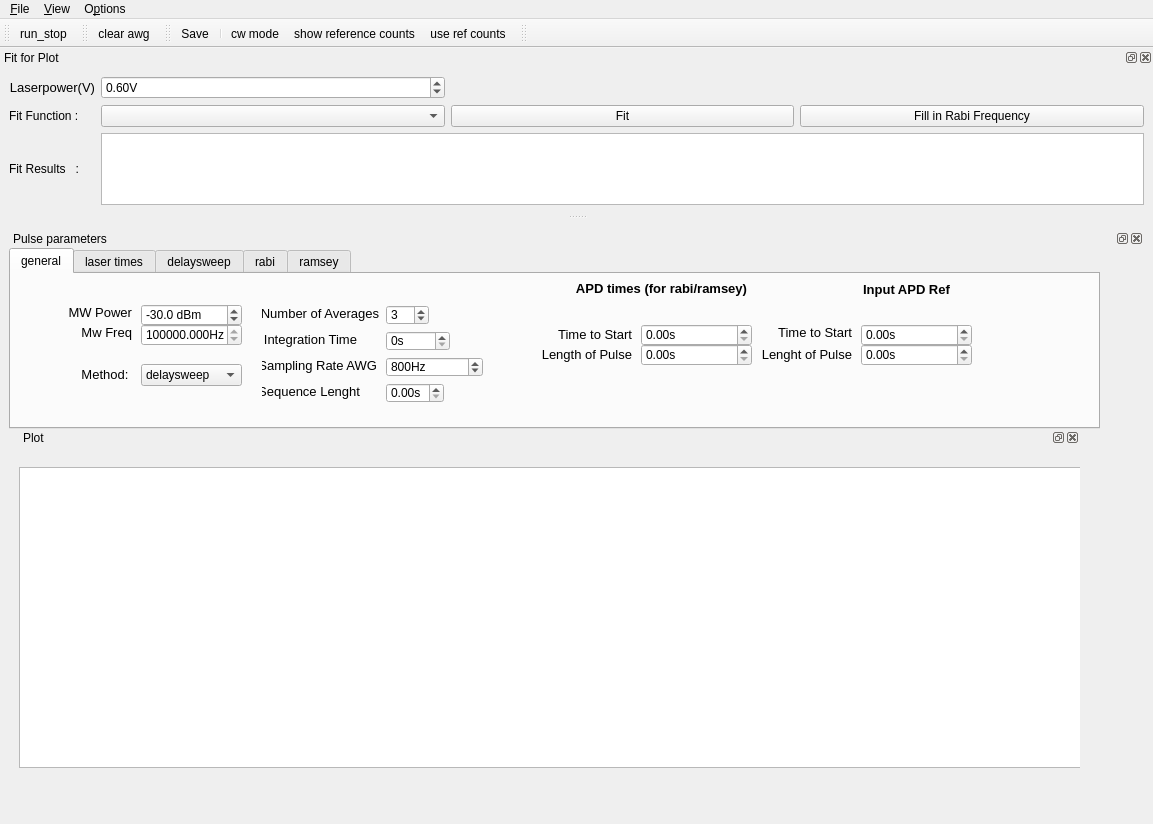
Above: gui/pulsed/pulsed.ui from pikestefan/qudi_slab before the change. Below: the same form after it.
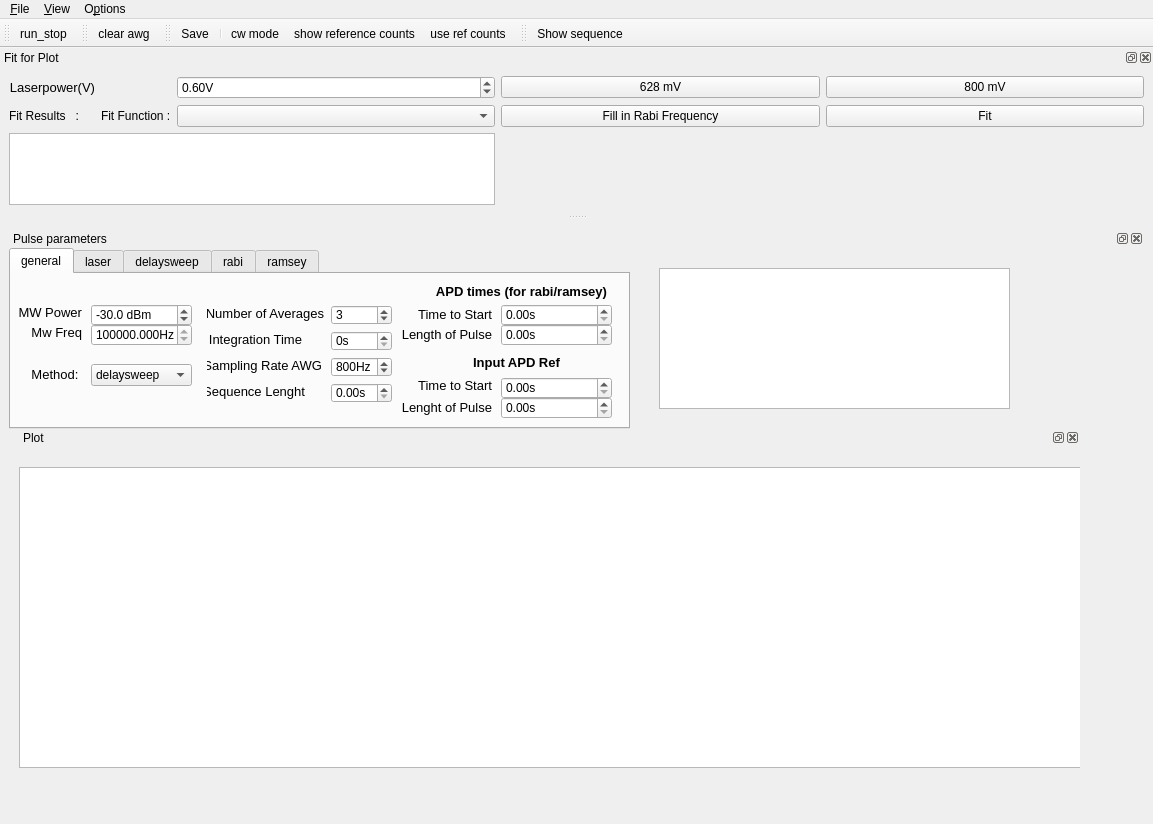
That is the form after the change. The open tabs and pages were chosen to show the change. Icons and pictures are not drawn. Custom widgets are drawn as their Qt base class.

Commit message: Updated parameters and Laser button

```diff
--- a/gui/pulsed/pulsed.ui
+++ b/gui/pulsed/pulsed.ui
@@ -57,7 +57,7 @@
           <rect>
            <x>0</x>
            <y>0</y>
-           <width>1091</width>
+           <width>621</width>
            <height>181</height>
           </rect>
          </property>
@@ -83,7 +83,7 @@
           <widget class="ScienDSpinBox" name="mw_power">
            <property name="geometry">
             <rect>
-             <x>130</x>
+             <x>80</x>
              <y>30</y>
              <width>101</width>
              <height>22</height>
@@ -108,7 +108,7 @@
           <widget class="ScienDSpinBox" name="mw_freq">
            <property name="geometry">
             <rect>
-             <x>130</x>
+             <x>80</x>
              <y>50</y>
              <width>101</width>
              <height>22</height>
@@ -136,7 +136,7 @@
           <widget class="QLabel" name="label_111">
            <property name="geometry">
             <rect>
-             <x>40</x>
+             <x>-10</x>
              <y>30</y>
              <width>81</width>
              <height>16</height>
@@ -157,7 +157,7 @@
           <widget class="QLabel" name="label_112">
            <property name="geometry">
             <rect>
-             <x>40</x>
+             <x>-10</x>
              <y>50</y>
              <width>81</width>
              <height>16</height>
@@ -178,9 +178,9 @@
           <widget class="ScienDSpinBox" name="averages">
            <property name="geometry">
             <rect>
-             <x>375</x>
+             <x>320</x>
              <y>31</y>
-             <width>43</width>
+             <width>61</width>
              <height>20</height>
             </rect>
            </property>
@@ -194,7 +194,7 @@
           <widget class="QLabel" name="label_113">
            <property name="geometry">
             <rect>
-             <x>251</x>
+             <x>196</x>
              <y>31</y>
              <width>117</width>
              <height>16</height>
@@ -215,7 +215,7 @@
           <widget class="QLabel" name="label_114">
            <property name="geometry">
             <rect>
-             <x>251</x>
+             <x>196</x>
              <y>57</y>
              <width>95</width>
              <height>16</height>
@@ -236,9 +236,9 @@
           <widget class="ScienDSpinBox" name="integration_time">
            <property name="geometry">
             <rect>
-             <x>375</x>
+             <x>320</x>
              <y>57</y>
-             <width>64</width>
+             <width>61</width>
              <height>20</height>
             </rect>
            </property>
@@ -264,9 +264,9 @@
           <widget class="ScienDSpinBox" name="clk_awg">
            <property name="geometry">
             <rect>
-             <x>375</x>
+             <x>320</x>
              <y>83</y>
-             <width>97</width>
+             <width>61</width>
              <height>20</height>
             </rect>
            </property>
@@ -286,7 +286,7 @@
           <widget class="QLabel" name="label_115">
            <property name="geometry">
             <rect>
-             <x>251</x>
+             <x>196</x>
              <y>83</y>
              <width>115</width>
              <height>16</height>
@@ -307,7 +307,7 @@
           <widget class="QLabel" name="label_116">
            <property name="geometry">
             <rect>
-             <x>60</x>
+             <x>10</x>
              <y>90</y>
              <width>61</width>
              <height>20</height>
@@ -328,7 +328,7 @@
           <widget class="QComboBox" name="comboBox_method">
            <property name="geometry">
             <rect>
-             <x>130</x>
+             <x>80</x>
              <y>90</y>
              <width>101</width>
              <height>22</height>
@@ -358,7 +358,7 @@
           <widget class="QLabel" name="label_78">
            <property name="geometry">
             <rect>
-             <x>251</x>
+             <x>196</x>
              <y>109</y>
              <width>98</width>
              <height>16</height>
@@ -379,9 +379,9 @@
           <widget class="ScienDSpinBox" name="seq_len">
            <property name="geometry">
             <rect>
-             <x>375</x>
+             <x>320</x>
              <y>109</y>
-             <width>58</width>
+             <width>61</width>
              <height>20</height>
             </rect>
            </property>
@@ -401,8 +401,8 @@
           <widget class="QLabel" name="label_60">
            <property name="geometry">
             <rect>
-             <x>790</x>
-             <y>7</y>
+             <x>400</x>
+             <y>80</y>
              <width>211</width>
              <height>16</height>
             </rect>
@@ -424,8 +424,8 @@
           <widget class="QLabel" name="label_156">
            <property name="geometry">
             <rect>
-             <x>750</x>
-             <y>70</y>
+             <x>390</x>
+             <y>123</y>
              <width>91</width>
              <height>20</height>
             </rect>
@@ -445,8 +445,8 @@
           <widget class="QLabel" name="label_157">
            <property name="geometry">
             <rect>
-             <x>760</x>
-             <y>50</y>
+             <x>400</x>
+             <y>103</y>
              <width>81</width>
              <height>16</height>
             </rect>
@@ -466,8 +466,8 @@
           <widget class="ScienDSpinBox" name="apd_ref_start_time">
            <property name="geometry">
             <rect>
-             <x>850</x>
-             <y>50</y>
+             <x>490</x>
+             <y>103</y>
              <width>111</width>
              <height>22</height>
             </rect>
@@ -491,8 +491,8 @@
           <widget class="ScienDSpinBox" name="apd_ref_len">
            <property name="geometry">
             <rect>
-             <x>850</x>
-             <y>70</y>
+             <x>490</x>
+             <y>123</y>
              <width>111</width>
              <height>22</height>
             </rect>
@@ -516,8 +516,8 @@
           <widget class="ScienDSpinBox" name="apd_len">
            <property name="geometry">
             <rect>
-             <x>630</x>
-             <y>70</y>
+             <x>490</x>
+             <y>50</y>
              <width>111</width>
              <height>22</height>
             </rect>
@@ -541,8 +541,8 @@
           <widget class="QLabel" name="label_65">
            <property name="geometry">
             <rect>
-             <x>540</x>
-             <y>50</y>
+             <x>400</x>
+             <y>30</y>
              <width>81</width>
              <height>20</height>
             </rect>
@@ -562,8 +562,8 @@
           <widget class="QLabel" name="label_70">
            <property name="geometry">
             <rect>
-             <x>530</x>
-             <y>70</y>
+             <x>390</x>
+             <y>50</y>
              <width>91</width>
              <height>20</height>
             </rect>
@@ -583,8 +583,8 @@
           <widget class="QLabel" name="label_71">
            <property name="geometry">
             <rect>
-             <x>530</x>
-             <y>4</y>
+             <x>390</x>
+             <y>7</y>
              <width>241</width>
              <height>20</height>
             </rect>
@@ -606,8 +606,8 @@
           <widget class="ScienDSpinBox" name="apd_start_time">
            <property name="geometry">
             <rect>
-             <x>630</x>
-             <y>50</y>
+             <x>490</x>
+             <y>30</y>
              <width>111</width>
              <height>22</height>
             </rect>
@@ -631,7 +631,7 @@
          </widget>
          <widget class="QWidget" name="tab">
           <attribute name="title">
-           <string>laser times</string>
+           <string>laser</string>
           </attribute>
           <widget class="QLabel" name="label_68">
            <property name="geometry">
@@ -1732,6 +1732,22 @@
           </widget>
          </widget>
         </widget>
+        <widget class="PlotWidget" name="sequence_plot">
+         <property name="geometry">
+          <rect>
+           <x>650</x>
+           <y>20</y>
+           <width>351</width>
+           <height>141</height>
+          </rect>
+         </property>
+         <property name="sizePolicy">
+          <sizepolicy hsizetype="Expanding" vsizetype="Expanding">
+           <horstretch>1</horstretch>
+           <verstretch>1</verstretch>
+          </sizepolicy>
+         </property>
+        </widget>
        </widget>
       </widget>
      </widget>
@@ -1798,14 +1814,51 @@
      </sizepolicy>
     </property>
     <layout class="QGridLayout" name="gridLayout_2">
-     <item row="1" column="1">
-      <widget class="FitSettingsComboBox" name="fit_methods_ComboBox">
+     <item row="0" column="0">
+      <widget class="QLabel" name="label_80">
+       <property name="font">
+        <font>
+         <pointsize>10</pointsize>
+        </font>
+       </property>
+       <property name="text">
+        <string>Laserpower(V)</string>
+       </property>
+       <property name="alignment">
+        <set>Qt::AlignRight|Qt::AlignTrailing|Qt::AlignVCenter</set>
+       </property>
+      </widget>
+     </item>
+     <item row="4" column="3">
+      <widget class="QPushButton" name="fill_puls_times_pushButton">
+       <property name="text">
+        <string>Fill in Rabi Frequency</string>
+       </property>
+       <property name="checkable">
+        <bool>false</bool>
+       </property>
+       <property name="autoRepeat">
+        <bool>true</bool>
+       </property>
+      </widget>
+     </item>
+     <item row="4" column="4">
+      <widget class="QPushButton" name="do_fit_PushButton">
        <property name="sizePolicy">
         <sizepolicy hsizetype="Minimum" vsizetype="Fixed">
          <horstretch>0</horstretch>
          <verstretch>0</verstretch>
         </sizepolicy>
        </property>
+       <property name="autoFillBackground">
+        <bool>false</bool>
+       </property>
+       <property name="text">
+        <string>Fit</string>
+       </property>
+       <property name="autoRepeat">
+        <bool>true</bool>
+       </property>
       </widget>
      </item>
      <item row="4" column="0">
@@ -1821,7 +1874,17 @@
        </property>
       </widget>
      </item>
-     <item row="1" column="0">
+     <item row="4" column="2">
+      <widget class="FitSettingsComboBox" name="fit_methods_ComboBox">
+       <property name="sizePolicy">
+        <sizepolicy hsizetype="Minimum" vsizetype="Fixed">
+         <horstretch>0</horstretch>
+         <verstretch>0</verstretch>
+        </sizepolicy>
+       </property>
+      </widget>
+     </item>
+     <item row="4" column="1">
       <widget class="QLabel" name="label_9">
        <property name="sizePolicy">
         <sizepolicy hsizetype="Fixed" vsizetype="Minimum">
@@ -1834,61 +1897,7 @@
        </property>
       </widget>
      </item>
-     <item row="1" column="3">
-      <widget class="QPushButton" name="fill_puls_times_pushButton">
-       <property name="text">
-        <string>Fill in Rabi Frequency</string>
-       </property>
-       <property name="checkable">
-        <bool>false</bool>
-       </property>
-       <property name="autoRepeat">
-        <bool>true</bool>
-       </property>
-      </widget>
-     </item>
-     <item row="1" column="2">
-      <widget class="QPushButton" name="do_fit_PushButton">
-       <property name="sizePolicy">
-        <sizepolicy hsizetype="Minimum" vsizetype="Fixed">
-         <horstretch>0</horstretch>
-         <verstretch>0</verstretch>
-        </sizepolicy>
-       </property>
-       <property name="autoFillBackground">
-        <bool>false</bool>
-       </property>
-       <property name="text">
-        <string>Fit</string>
-       </property>
-       <property name="autoRepeat">
-        <bool>true</bool>
-       </property>
-      </widget>
-     </item>
-     <item row="4" column="1" colspan="3">
-      <widget class="QTextBrowser" name="fit_results_DisplayWidget">
-       <property name="sizePolicy">
-        <sizepolicy hsizetype="Ignored" vsizetype="Expanding">
-         <horstretch>0</horstretch>
-         <verstretch>0</verstretch>
-        </sizepolicy>
-       </property>
-       <property name="baseSize">
-        <size>
-         <width>0</width>
-         <height>1</height>
-        </size>
-       </property>
-       <property name="sizeAdjustPolicy">
-        <enum>QAbstractScrollArea::AdjustToContents</enum>
-       </property>
-       <property name="tabChangesFocus">
-        <bool>true</bool>
-       </property>
-      </widget>
-     </item>
-     <item row="0" column="1">
+     <item row="0" column="2">
       <widget class="ScienDSpinBox" name="laser_power_2">
        <property name="readOnly">
         <bool>false</bool>
@@ -1910,18 +1919,45 @@
        </property>
       </widget>
      </item>
-     <item row="0" column="0">
-      <widget class="QLabel" name="label_80">
-       <property name="font">
-        <font>
-         <pointsize>10</pointsize>
-        </font>
+     <item row="0" column="3">
+      <widget class="QPushButton" name="laser_button_cw">
+       <property name="text">
+        <string>628 mV</string>
        </property>
+       <property name="checkable">
+        <bool>true</bool>
+       </property>
+      </widget>
+     </item>
+     <item row="0" column="4">
+      <widget class="QPushButton" name="laser_button_high">
        <property name="text">
-        <string>Laserpower(V)</string>
+        <string>800 mV</string>
        </property>
-       <property name="alignment">
-        <set>Qt::AlignRight|Qt::AlignTrailing|Qt::AlignVCenter</set>
+       <property name="checkable">
+        <bool>true</bool>
+       </property>
+      </widget>
+     </item>
+     <item row="5" column="0" colspan="3">
+      <widget class="QTextBrowser" name="fit_results_DisplayWidget">
+       <property name="sizePolicy">
+        <sizepolicy hsizetype="Ignored" vsizetype="Expanding">
+         <horstretch>0</horstretch>
+         <verstretch>0</verstretch>
+        </sizepolicy>
+       </property>
+       <property name="baseSize">
+        <size>
+         <width>0</width>
+         <height>1</height>
+        </size>
+       </property>
+       <property name="sizeAdjustPolicy">
+        <enum>QAbstractScrollArea::AdjustToContents</enum>
+       </property>
+       <property name="tabChangesFocus">
+        <bool>true</bool>
        </property>
       </widget>
      </item>
@@ -1978,6 +2014,7 @@
    <attribute name="toolBarBreak">
     <bool>false</bool>
    </attribute>
+   <addaction name="action_show_seq"/>
   </widget>
   <action name="action_Settings">
    <property name="icon">
@@ -2120,6 +2157,18 @@
     <string>use ref counts</string>
    </property>
   </action>
+  <action name="action_show_seq">
+   <property name="checkable">
+    <bool>true</bool>
+   </property>
+   <property name="icon">
+    <iconset>
+     <normaloff>../../artwork/icons/qudiTheme/22x22/auto_pois.png</normaloff>../../artwork/icons/qudiTheme/22x22/auto_pois.png</iconset>
+   </property>
+   <property name="text">
+    <string>Show sequence</string>
+   </property>
+  </action>
  </widget>
  <customwidgets>
   <customwidget>
```
Left out of the diff: 128 changed lines with no effect on the pictures. The commit also changes 3 other files.
